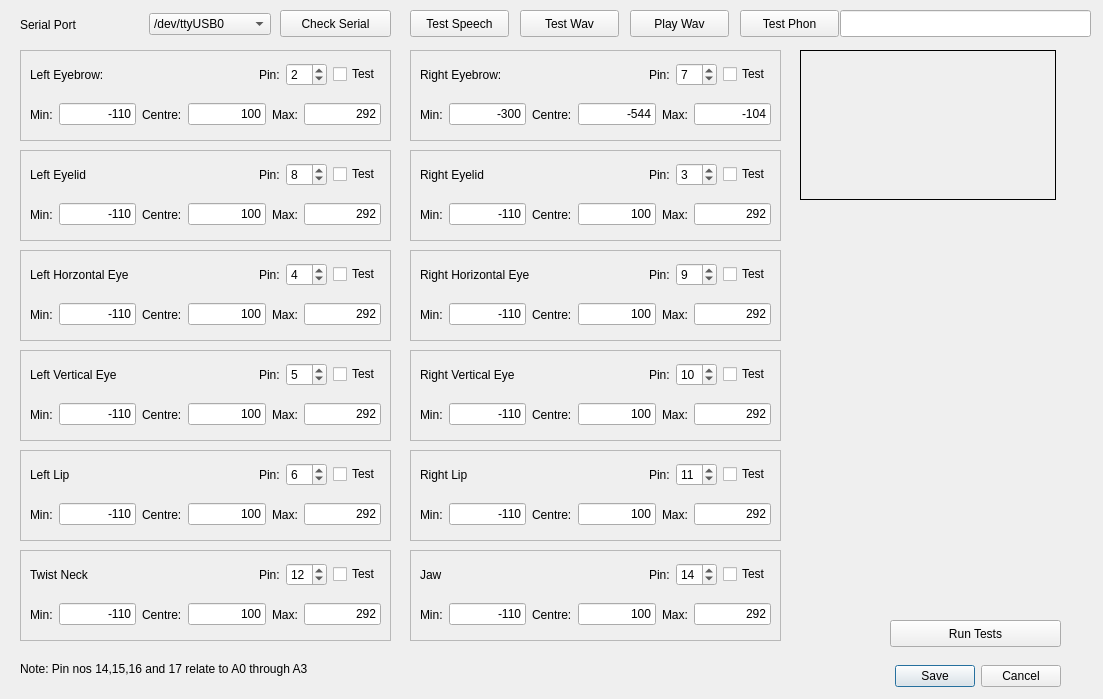
Old version of the form Fritz/configwindow.ui in the repository ptbw/Fritz-Qt5-project-for-Raspberry-Pi.
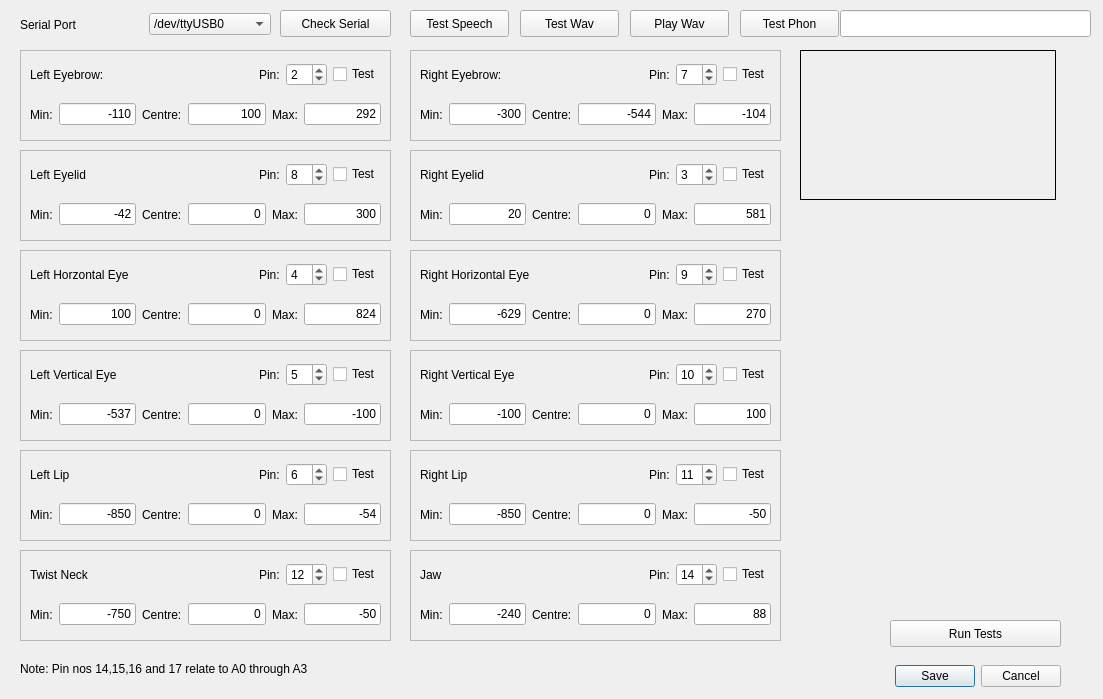
New version of the form.

Diff of the .ui file:
```diff
--- a/Fritz/configwindow.ui
+++ b/Fritz/configwindow.ui
@@ -460,7 +460,7 @@
     <item>
      <widget class="QLineEdit" name="leftEyeLidMin">
       <property name="text">
-       <string>-110</string>
+       <string>-42</string>
       </property>
       <property name="alignment">
        <set>Qt::AlignRight|Qt::AlignTrailing|Qt::AlignVCenter</set>
@@ -477,7 +477,7 @@
     <item>
      <widget class="QLineEdit" name="leftEyeLidTrim">
       <property name="text">
-       <string>100</string>
+       <string>0</string>
       </property>
       <property name="alignment">
        <set>Qt::AlignRight|Qt::AlignTrailing|Qt::AlignVCenter</set>
@@ -494,7 +494,7 @@
     <item>
      <widget class="QLineEdit" name="leftEyeLidMax">
       <property name="text">
-       <string>292</string>
+       <string>300</string>
       </property>
       <property name="alignment">
        <set>Qt::AlignRight|Qt::AlignTrailing|Qt::AlignVCenter</set>
@@ -595,7 +595,7 @@
     <item>
      <widget class="QLineEdit" name="leftHorizontalEyeMin">
       <property name="text">
-       <string>-110</string>
+       <string>100</string>
       </property>
       <property name="alignment">
        <set>Qt::AlignRight|Qt::AlignTrailing|Qt::AlignVCenter</set>
@@ -612,7 +612,7 @@
     <item>
      <widget class="QLineEdit" name="leftHorizontalEyeTrim">
       <property name="text">
-       <string>100</string>
+       <string>0</string>
       </property>
       <property name="alignment">
        <set>Qt::AlignRight|Qt::AlignTrailing|Qt::AlignVCenter</set>
@@ -629,7 +629,7 @@
     <item>
      <widget class="QLineEdit" name="leftHorizontalEyeMax">
       <property name="text">
-       <string>292</string>
+       <string>824</string>
       </property>
       <property name="alignment">
        <set>Qt::AlignRight|Qt::AlignTrailing|Qt::AlignVCenter</set>
@@ -730,7 +730,7 @@
     <item>
      <widget class="QLineEdit" name="leftVerticalEyeMin">
       <property name="text">
-       <string>-110</string>
+       <string>-537</string>
       </property>
       <property name="alignment">
        <set>Qt::AlignRight|Qt::AlignTrailing|Qt::AlignVCenter</set>
@@ -747,7 +747,7 @@
     <item>
      <widget class="QLineEdit" name="leftVerticalEyeTrim">
       <property name="text">
-       <string>100</string>
+       <string>0</string>
       </property>
       <property name="alignment">
        <set>Qt::AlignRight|Qt::AlignTrailing|Qt::AlignVCenter</set>
@@ -764,7 +764,7 @@
     <item>
      <widget class="QLineEdit" name="leftVerticalEyeMax">
       <property name="text">
-       <string>292</string>
+       <string>-100</string>
       </property>
       <property name="alignment">
        <set>Qt::AlignRight|Qt::AlignTrailing|Qt::AlignVCenter</set>
@@ -865,7 +865,7 @@
     <item>
      <widget class="QLineEdit" name="leftLipMin">
       <property name="text">
-       <string>-110</string>
+       <string>-850</string>
       </property>
       <property name="alignment">
        <set>Qt::AlignRight|Qt::AlignTrailing|Qt::AlignVCenter</set>
@@ -882,7 +882,7 @@
     <item>
      <widget class="QLineEdit" name="leftLipTrim">
       <property name="text">
-       <string>100</string>
+       <string>0</string>
       </property>
       <property name="alignment">
        <set>Qt::AlignRight|Qt::AlignTrailing|Qt::AlignVCenter</set>
@@ -899,7 +899,7 @@
     <item>
      <widget class="QLineEdit" name="leftLipMax">
       <property name="text">
-       <string>292</string>
+       <string>-54</string>
       </property>
       <property name="alignment">
        <set>Qt::AlignRight|Qt::AlignTrailing|Qt::AlignVCenter</set>
@@ -1000,7 +1000,7 @@
     <item>
      <widget class="QLineEdit" name="twistNeckMin">
       <property name="text">
-       <string>-110</string>
+       <string>-750</string>
       </property>
       <property name="alignment">
        <set>Qt::AlignRight|Qt::AlignTrailing|Qt::AlignVCenter</set>
@@ -1017,7 +1017,7 @@
     <item>
      <widget class="QLineEdit" name="twistNeckTrim">
       <property name="text">
-       <string>100</string>
+       <string>0</string>
       </property>
       <property name="alignment">
        <set>Qt::AlignRight|Qt::AlignTrailing|Qt::AlignVCenter</set>
@@ -1034,7 +1034,7 @@
     <item>
      <widget class="QLineEdit" name="twistNeckMax">
       <property name="text">
-       <string>292</string>
+       <string>-50</string>
       </property>
       <property name="alignment">
        <set>Qt::AlignRight|Qt::AlignTrailing|Qt::AlignVCenter</set>
@@ -1135,7 +1135,7 @@
     <item>
      <widget class="QLineEdit" name="rightEyelidMin">
       <property name="text">
-       <string>-110</string>
+       <string>20</string>
       </property>
       <property name="alignment">
        <set>Qt::AlignRight|Qt::AlignTrailing|Qt::AlignVCenter</set>
@@ -1152,7 +1152,7 @@
     <item>
      <widget class="QLineEdit" name="rightEyelidTrim">
       <property name="text">
-       <string>100</string>
+       <string>0</string>
       </property>
       <property name="alignment">
        <set>Qt::AlignRight|Qt::AlignTrailing|Qt::AlignVCenter</set>
@@ -1169,7 +1169,7 @@
     <item>
      <widget class="QLineEdit" name="rightEyelidMax">
       <property name="text">
-       <string>292</string>
+       <string>581</string>
       </property>
       <property name="alignment">
        <set>Qt::AlignRight|Qt::AlignTrailing|Qt::AlignVCenter</set>
@@ -1270,7 +1270,7 @@
     <item>
      <widget class="QLineEdit" name="rightHorizontalEyeMin">
       <property name="text">
-       <string>-110</string>
+       <string>-629</string>
       </property>
       <property name="alignment">
        <set>Qt::AlignRight|Qt::AlignTrailing|Qt::AlignVCenter</set>
@@ -1287,7 +1287,7 @@
     <item>
      <widget class="QLineEdit" name="rightHorizontalTrim">
       <property name="text">
-       <string>100</string>
+       <string>0</string>
       </property>
       <property name="alignment">
        <set>Qt::AlignRight|Qt::AlignTrailing|Qt::AlignVCenter</set>
@@ -1304,7 +1304,7 @@
     <item>
      <widget class="QLineEdit" name="rightHorizontalEyeMax">
       <property name="text">
-       <string>292</string>
+       <string>270</string>
       </property>
       <property name="alignment">
        <set>Qt::AlignRight|Qt::AlignTrailing|Qt::AlignVCenter</set>
@@ -1405,7 +1405,7 @@
     <item>
      <widget class="QLineEdit" name="rightVerticalEyeMin">
       <property name="text">
-       <string>-110</string>
+       <string>-100</string>
       </property>
       <property name="alignment">
        <set>Qt::AlignRight|Qt::AlignTrailing|Qt::AlignVCenter</set>
@@ -1422,7 +1422,7 @@
     <item>
      <widget class="QLineEdit" name="rightVerticalEyeTrim">
       <property name="text">
-       <string>100</string>
+       <string>0</string>
       </property>
       <property name="alignment">
        <set>Qt::AlignRight|Qt::AlignTrailing|Qt::AlignVCenter</set>
@@ -1439,7 +1439,7 @@
     <item>
      <widget class="QLineEdit" name="rightVerticalEyeMax">
       <property name="text">
-       <string>292</string>
+       <string>100</string>
       </property>
       <property name="alignment">
        <set>Qt::AlignRight|Qt::AlignTrailing|Qt::AlignVCenter</set>
@@ -1540,7 +1540,7 @@
     <item>
      <widget class="QLineEdit" name="rightLipMin">
       <property name="text">
-       <string>-110</string>
+       <string>-850</string>
       </property>
       <property name="alignment">
        <set>Qt::AlignRight|Qt::AlignTrailing|Qt::AlignVCenter</set>
@@ -1557,7 +1557,7 @@
     <item>
      <widget class="QLineEdit" name="rightLipTrim">
       <property name="text">
-       <string>100</string>
+       <string>0</string>
       </property>
       <property name="alignment">
        <set>Qt::AlignRight|Qt::AlignTrailing|Qt::AlignVCenter</set>
@@ -1574,7 +1574,7 @@
     <item>
      <widget class="QLineEdit" name="rightLipMax">
       <property name="text">
-       <string>292</string>
+       <string>-50</string>
       </property>
       <property name="alignment">
        <set>Qt::AlignRight|Qt::AlignTrailing|Qt::AlignVCenter</set>
@@ -1675,7 +1675,7 @@
     <item>
      <widget class="QLineEdit" name="jawMin">
       <property name="text">
-       <string>-110</string>
+       <string>-240</string>
       </property>
       <property name="alignment">
        <set>Qt::AlignRight|Qt::AlignTrailing|Qt::AlignVCenter</set>
@@ -1692,7 +1692,7 @@
     <item>
      <widget class="QLineEdit" name="jawTrim">
       <property name="text">
-       <string>100</string>
+       <string>0</string>
       </property>
       <property name="alignment">
        <set>Qt::AlignRight|Qt::AlignTrailing|Qt::AlignVCenter</set>
@@ -1709,7 +1709,7 @@
     <item>
      <widget class="QLineEdit" name="jawMax">
       <property name="text">
-       <string>292</string>
+       <string>88</string>
       </property>
       <property name="alignment">
        <set>Qt::AlignRight|Qt::AlignTrailing|Qt::AlignVCenter</set>
```
Left out of the diff: 63 changed lines with no effect on the pictures.
